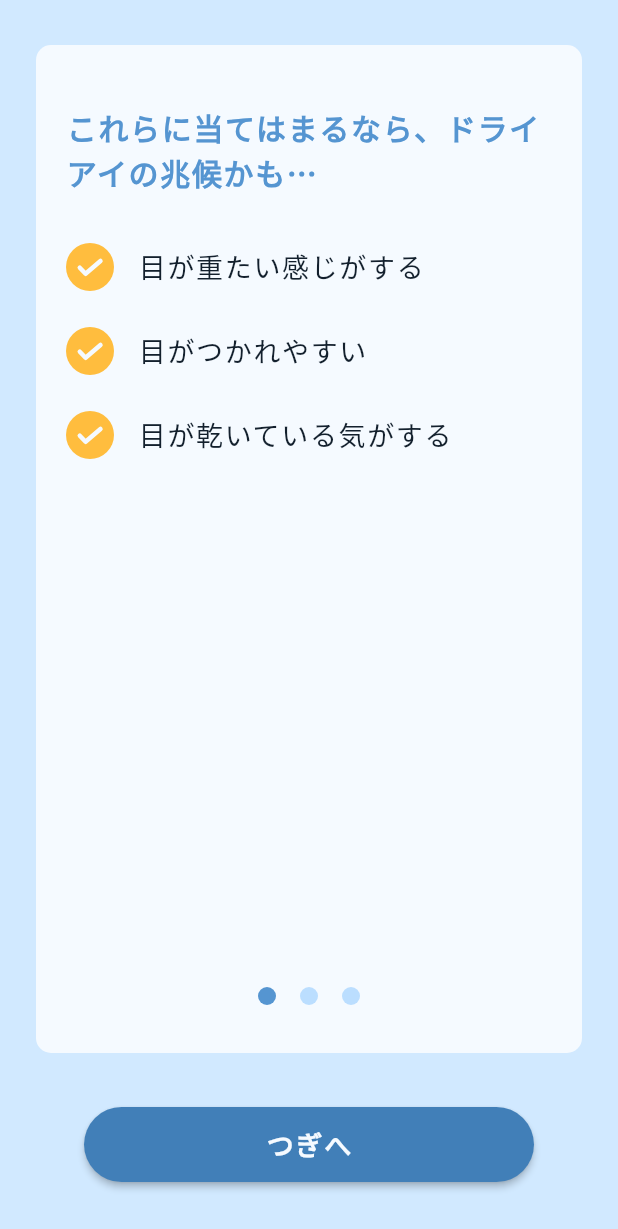
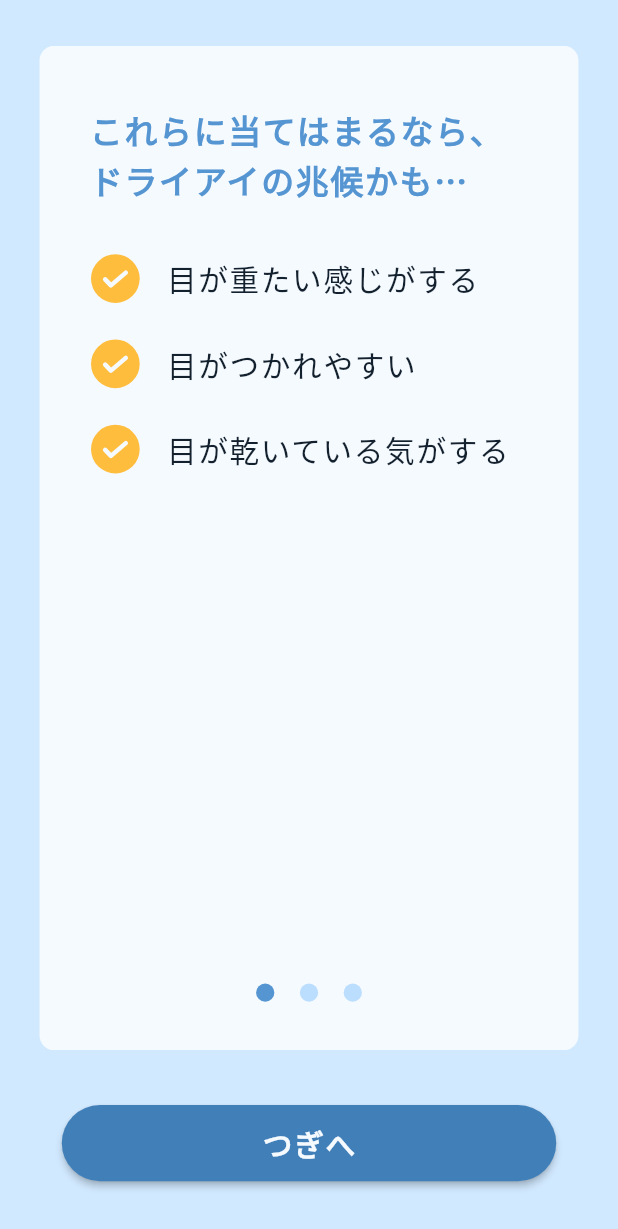
Before and after one commit to K-shir0/flutter_resteye, a Flutter app: the screen it shows after launch, after a tap on "〇〇をはじめる", on a phone screen of 412 x 824 dp. Shown: the top 1229 px of the screen. Run offline on Flutter 3.47's test engine with Material 2 defaults, Android fonts, the phone set to English and light mode, and no system bars; drawn by our look-alikes of carousel_slider; our stand-ins replace flutter_screenutil, flutter_svg.

Commit message:
update: screen_util に対応

```diff
--- a/lib/components/main_button.dart
+++ b/lib/components/main_button.dart
@@ -1,6 +1,8 @@
 import 'package:flutter/material.dart';
 
 import 'package:flutter_resteye/constants.dart';
+
+import 'package:flutter_screenutil/flutter_screenutil.dart';
 
 class RestEyeMainButton extends StatelessWidget {
   const RestEyeMainButton({
@@ -17,7 +19,7 @@ class RestEyeMainButton extends StatelessWidget {
     return ElevatedButton(
       onPressed: onPressed,
       style: ElevatedButton.styleFrom(
-        fixedSize: const Size(300, 50),
+        fixedSize: Size(300.w, 50.h),
         primary: AppColors.mainButtonBgColor,
         shape: const RoundedRectangleBorder(
           borderRadius: BorderRadius.all(Radius.circular(32)),
@@ -25,8 +27,8 @@ class RestEyeMainButton extends StatelessWidget {
       ),
       child: Text(
         text,
-        style: const TextStyle(
-          fontSize: 18,
+        style: TextStyle(
+          fontSize: 18.sp,
           fontWeight: FontWeight.bold,
           letterSpacing: 1.15,
           color: AppColors.mainButtonTextColor,
--- a/lib/pages/landing_page.dart
+++ b/lib/pages/landing_page.dart
@@ -3,6 +3,8 @@ import 'package:flutter/material.dart';
 import 'package:flutter_resteye/components/_components.dart';
 import 'package:flutter_resteye/constants.dart';
 import 'package:flutter_resteye/pages/tutorial_page/tutorial_page.dart';
+
+import 'package:flutter_screenutil/flutter_screenutil.dart';
 
 class LandingPage extends StatelessWidget {
   const LandingPage({Key? key}) : super(key: key);
@@ -13,15 +15,16 @@ class LandingPage extends StatelessWidget {
       backgroundColor: AppColors.bgColor,
       body: SafeArea(
         child: Padding(
-          padding: const EdgeInsets.fromLTRB(32, 60, 32, 36),
+          padding: EdgeInsets.fromLTRB(32.w, 60.h, 32.w, 36.h),
+          child: SizedBox.expand(
             child: Column(
               mainAxisAlignment: MainAxisAlignment.spaceBetween,
               crossAxisAlignment: CrossAxisAlignment.center,
               children: [
-              const Text(
+                Text(
                   'スマホをやめられない方のためのドライアイ予防アプリ',
                   style: TextStyle(
-                  fontSize: 20,
+                    fontSize: 20.sp,
                     fontWeight: FontWeight.bold,
                     letterSpacing: 1.1,
                     color: AppColors.textColor,
@@ -40,6 +43,7 @@ class LandingPage extends StatelessWidget {
             ),
           ),
         ),
+      ),
     );
   }
 }
--- a/lib/pages/tutorial_page/components/check_box_text.dart
+++ b/lib/pages/tutorial_page/components/check_box_text.dart
@@ -1,8 +1,9 @@
 import 'package:flutter/material.dart';
 
+import 'package:flutter_resteye/constants.dart';
+
 import 'package:flutter_svg/flutter_svg.dart';
-
-import 'package:flutter_resteye/constants.dart';
+import 'package:flutter_screenutil/flutter_screenutil.dart';
 
 class CheckBoxText extends StatelessWidget {
   const CheckBoxText({
@@ -19,8 +20,8 @@ class CheckBoxText extends StatelessWidget {
       children: [
         // 黄色い丸
         Container(
-          width: 32,
-          height: 32,
+          width: 32.w,
+          height: 32.h,
           decoration: const BoxDecoration(
             color: AppColors.addButtonBgColor,
             shape: BoxShape.circle,
@@ -28,15 +29,15 @@ class CheckBoxText extends StatelessWidget {
           // svg をセンターに
           child: SvgPicture.asset('assets/svg_images/check.svg',
               color: AppColors.addButtonTextColor,
-              width: 22,
-              height: 18,
+              width: 30.w,
+              height: 18.h,
               fit: BoxFit.scaleDown),
         ),
-        const SizedBox(width: 16),
+        SizedBox(width: 16.h),
         Text(
           text,
-          style: const TextStyle(
-            fontSize: 18,
+          style: TextStyle(
+            fontSize: 18.sp,
             letterSpacing: 1.1,
             color: AppColors.textColor,
           ),
--- a/lib/pages/tutorial_page/tutorial_page.dart
+++ b/lib/pages/tutorial_page/tutorial_page.dart
@@ -1,10 +1,11 @@
 import 'package:flutter/material.dart';
-
-import 'package:carousel_slider/carousel_slider.dart';
 
 import 'package:flutter_resteye/pages/tutorial_page/components/check_box_text.dart';
 import 'package:flutter_resteye/components/main_button.dart';
 import 'package:flutter_resteye/constants.dart';
+
+import 'package:carousel_slider/carousel_slider.dart';
+import 'package:flutter_screenutil/flutter_screenutil.dart';
 
 class TutorialPage extends StatefulWidget {
   const TutorialPage({Key? key}) : super(key: key);
@@ -24,7 +25,7 @@ class _TutorialPageState extends State<TutorialPage> {
       backgroundColor: AppColors.bgColor,
       body: SafeArea(
         child: Padding(
-          padding: const EdgeInsets.fromLTRB(0, 30, 0, 36),
+          padding: EdgeInsets.fromLTRB(0, 30.h, 0, 36.h),
           child: Center(
             child: Column(
               children: [
@@ -54,22 +55,23 @@ class _TutorialPageState extends State<TutorialPage> {
                               index: 0,
                               child: Column(
                                 crossAxisAlignment: CrossAxisAlignment.start,
-                                children: const [
+                                children: [
                                   Text(
-                                    'これらに当てはまるなら、ドライアイの兆候かも…',
+                                    'これらに当てはまるなら、\n'
+                                    'ドライアイの兆候かも…',
                                     style: TextStyle(
-                                      fontSize: 20,
+                                      fontSize: 20.sp,
                                       fontWeight: FontWeight.bold,
                                       letterSpacing: 1.1,
                                       color: AppColors.importantTextColor,
                                     ),
                                   ),
-                                  SizedBox(height: 32),
-                                  CheckBoxText(text: '目が重たい感じがする'),
-                                  SizedBox(height: 24),
-                                  CheckBoxText(text: '目がつかれやすい'),
-                                  SizedBox(height: 24),
-                                  CheckBoxText(text: '目が乾いている気がする'),
+                                  SizedBox(height: 32.h),
+                                  const CheckBoxText(text: '目が重たい感じがする'),
+                                  SizedBox(height: 24.h),
+                                  const CheckBoxText(text: '目がつかれやすい'),
+                                  SizedBox(height: 24.h),
+                                  const CheckBoxText(text: '目が乾いている気がする'),
                                 ],
                               ),
                             ),
@@ -80,21 +82,23 @@ class _TutorialPageState extends State<TutorialPage> {
                               index: 1,
                               child: Column(
                                 crossAxisAlignment: CrossAxisAlignment.start,
-                                children: const [
+                                children: [
                                   Text(
                                     '[サービスの名前]とは？',
                                     style: TextStyle(
-                                      fontSize: 20,
+                                      fontSize: 20.sp,
                                       fontWeight: FontWeight.bold,
                                       letterSpacing: 1.1,
                                       color: AppColors.importantTextColor,
                                     ),
                                   ),
-                                  SizedBox(height: 8),
+                                  SizedBox(height: 8.h),
                                   Text(
-                                    '目の運動を促すバナーをつねに表示し、ドライアイを予防できるアプリです。',
+                                    '目の運動を促すバナーをつねに\n'
+                                    '表示し、ドライアイを予防できる\n'
+                                    'アプリです。',
                                     style: TextStyle(
-                                      fontSize: 16,
+                                      fontSize: 16.sp,
                                       letterSpacing: 1.1,
                                     ),
                                   )
@@ -108,21 +112,23 @@ class _TutorialPageState extends State<TutorialPage> {
                               index: 2,
                               child: Column(
                                 crossAxisAlignment: CrossAxisAlignment.start,
-                                children: const [
+                                children: [
                                   Text(
                                     '他のアプリも使用可能！',
                                     style: TextStyle(
-                                      fontSize: 20,
+                                      fontSize: 20.sp,
                                       fontWeight: FontWeight.bold,
                                       letterSpacing: 1.1,
                                       color: AppColors.importantTextColor,
                                     ),
                                   ),
-                                  SizedBox(height: 8),
+                                  SizedBox(height: 8.h),
                                   Text(
-                                    '[サービスの名前]以外のアプリケーションを使っていてもOK！さっそく使ってみよう！',
+                                    '[サービスの名前]以外のアプリ\n'
+                                    'ケーションを使っていてもOK！\n'
+                                    'さっそく使ってみよう！',
                                     style: TextStyle(
-                                      fontSize: 16,
+                                      fontSize: 16.sp,
                                       letterSpacing: 1.1,
                                     ),
                                   )
@@ -135,7 +141,7 @@ class _TutorialPageState extends State<TutorialPage> {
                     ],
                   ),
                 ),
-                const SizedBox(height: 36),
+                SizedBox(height: 36.h),
                 RestEyeMainButton(
                   onPressed: () => _controller.nextPage(),
                   text: 'つぎへ',
@@ -165,14 +171,14 @@ class _ViewBody extends StatelessWidget {
   @override
   Widget build(BuildContext context) {
     return Padding(
-      padding: const EdgeInsets.symmetric(horizontal: 24, vertical: 0),
+      padding: EdgeInsets.symmetric(horizontal: 24.w, vertical: 0),
       child: Container(
         decoration: BoxDecoration(
           color: AppColors.cardBgColor,
           borderRadius: BorderRadius.circular(10),
         ),
         child: Padding(
-          padding: const EdgeInsets.fromLTRB(20, 40, 20, 24),
+          padding: EdgeInsets.fromLTRB(30.w, 40.h, 30.w, 24.h),
           child: Column(
             mainAxisAlignment: MainAxisAlignment.spaceBetween,
             children: [
@@ -185,10 +191,10 @@ class _ViewBody extends StatelessWidget {
                     GestureDetector(
                       onTap: () => controller.animateToPage(i),
                       child: Padding(
-                        padding: const EdgeInsets.all(8.0),
+                        padding: const EdgeInsets.all(8),
                         child: Container(
-                          width: 12,
-                          height: 12,
+                          width: 12.w,
+                          height: 12.h,
                           decoration: BoxDecoration(
                             color: current == i
                                 ? AppColors.carouselSelectedDotColor
```
Lines whose indentation alone changed are shown as unchanged.
